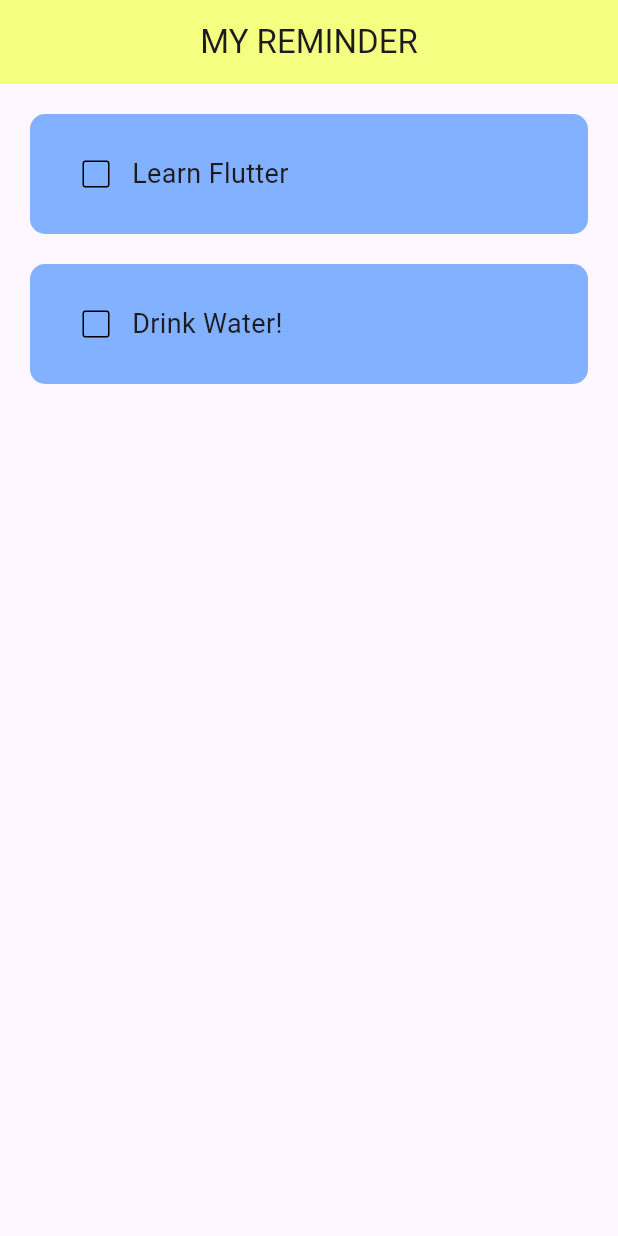
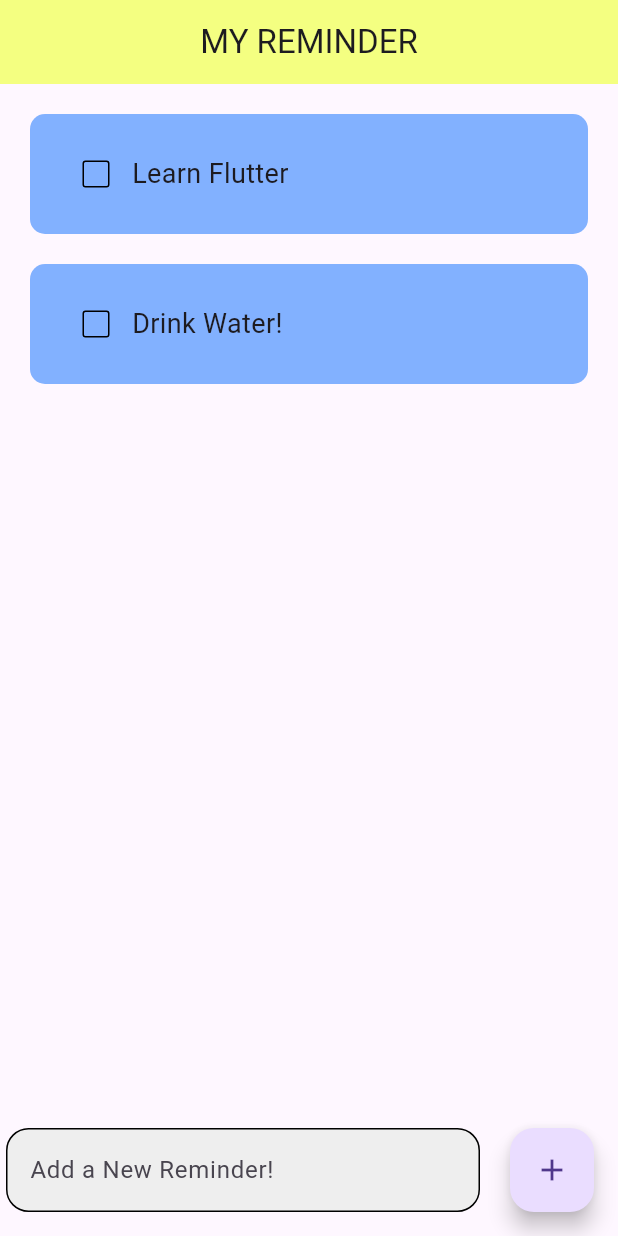
Before and after one commit to Kruti-Ritul/Flutter_Reminder, a Flutter app: the screen it shows after launch, on a phone screen of 412 x 824 dp. Run offline on Flutter 3.47's test engine with Material 3 defaults, Android fonts, the phone set to English and light mode, and no system bars; Roboto replaces fonts that are missing (Ariel).

Commit message:
Add New reminder feature added

```diff
--- a/lib/pages/home_page.dart
+++ b/lib/pages/home_page.dart
@@ -2,13 +2,14 @@
 import 'package:myreminder/utils/reminder.dart';
 
 class HomePage extends StatefulWidget {
-  HomePage({super.key});
+  const HomePage({super.key});
 
   @override
   State<HomePage> createState() => _HomePageState();
 }
 
 class _HomePageState extends State<HomePage> {
+  final _controller = TextEditingController();
   List reminderList = [
     ['Learn Flutter', false],
     ['Drink Water!', false],
@@ -18,6 +19,13 @@
   void checkBoxChanged(int index) {
     setState(() {
       reminderList[index][1] = !reminderList[index][1];
+    });
+  }
+
+  void saveNewReminder() {
+    setState(() {
+      reminderList.add([_controller.text, false]);
+      _controller.clear();
     });
   }
 
@@ -38,7 +46,43 @@
             taskCompleted: reminderList[index][1],
             onChanged: (value) => checkBoxChanged(index),
           );
-          }),
+        },
+      ),
+      floatingActionButton: Row(
+        children: [
+          Expanded(
+            child: Padding(
+              padding: const EdgeInsets.symmetric(
+                horizontal: 20,
+              ),
+              child: TextField(
+                controller: _controller,
+                decoration: InputDecoration(
+                  hintText: 'Add a New Reminder!',
+                  filled: true,
+                  fillColor: Colors.grey.shade200,
+                  enabledBorder: OutlineInputBorder(
+                    borderSide: const BorderSide(
+                      color: Colors.black,
+                    ),
+                    borderRadius: BorderRadius.circular(15),
+                  ),
+                  focusedBorder: OutlineInputBorder(
+                    borderSide: const BorderSide(
+                      color: Colors.black,
+                    ),
+                    borderRadius: BorderRadius.circular(15),
+                  ),
+                ),
+              ),
+            ),
+          ),
+          FloatingActionButton(
+            onPressed: saveNewReminder,
+            child: const Icon(Icons.add),
+          ),
+        ],
+      ),
     );
   }
 }
```
Lines whose indentation alone changed are shown as unchanged.
